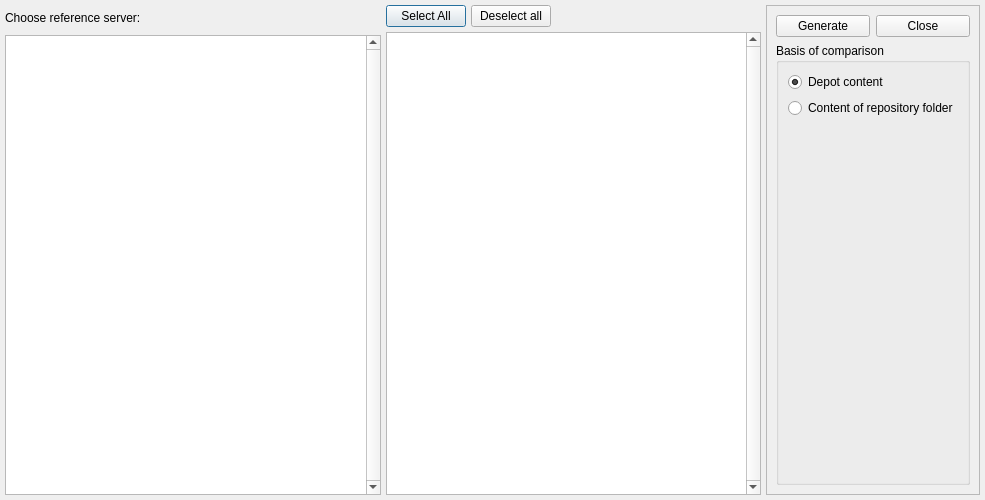
First picture: the form in oPB/ui/reportselector.ui, repository pandel/opsiPackageBuilder, before the edit.
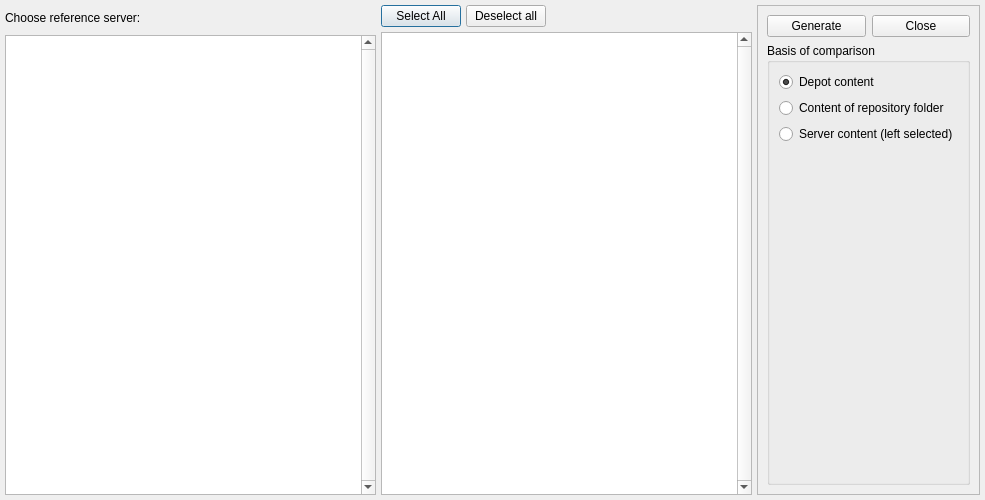
Second picture: the form after the edit. Icons and pictures are not drawn.

```diff
--- a/oPB/ui/reportselector.ui
+++ b/oPB/ui/reportselector.ui
@@ -216,6 +216,13 @@
            </property>
           </widget>
          </item>
+         <item>
+          <widget class="QRadioButton" name="rdContentLeft">
+           <property name="text">
+            <string>Server content (left selected)</string>
+           </property>
+          </widget>
+         </item>
          <item>
           <spacer name="verticalSpacer">
            <property name="orientation">
```
